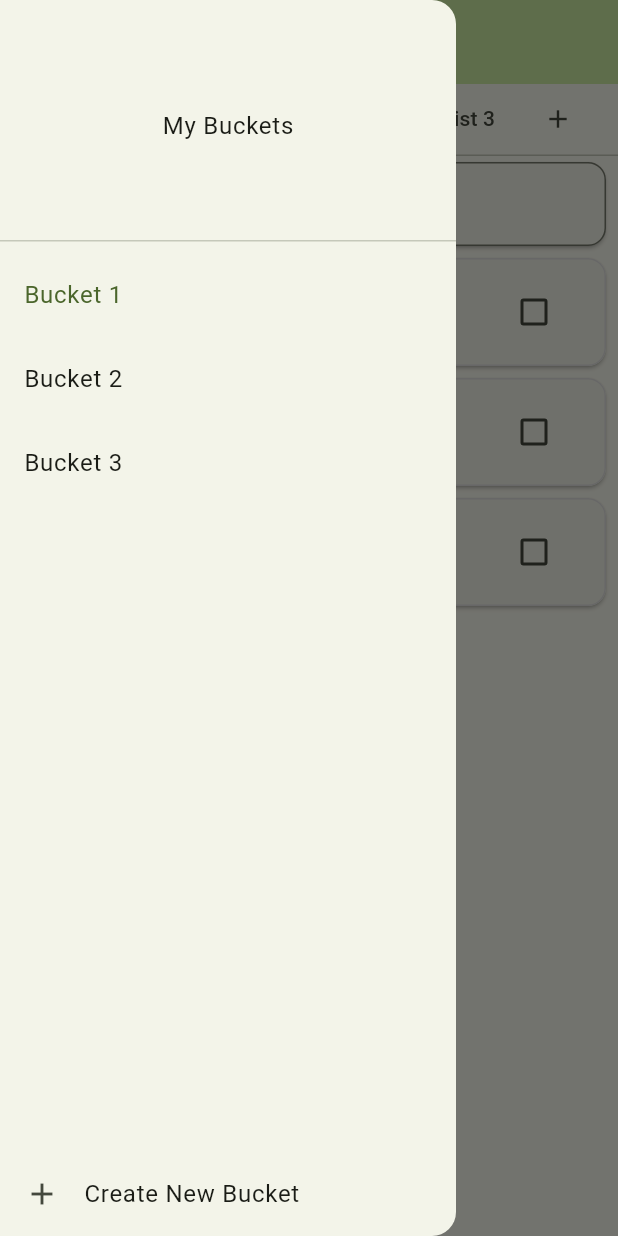
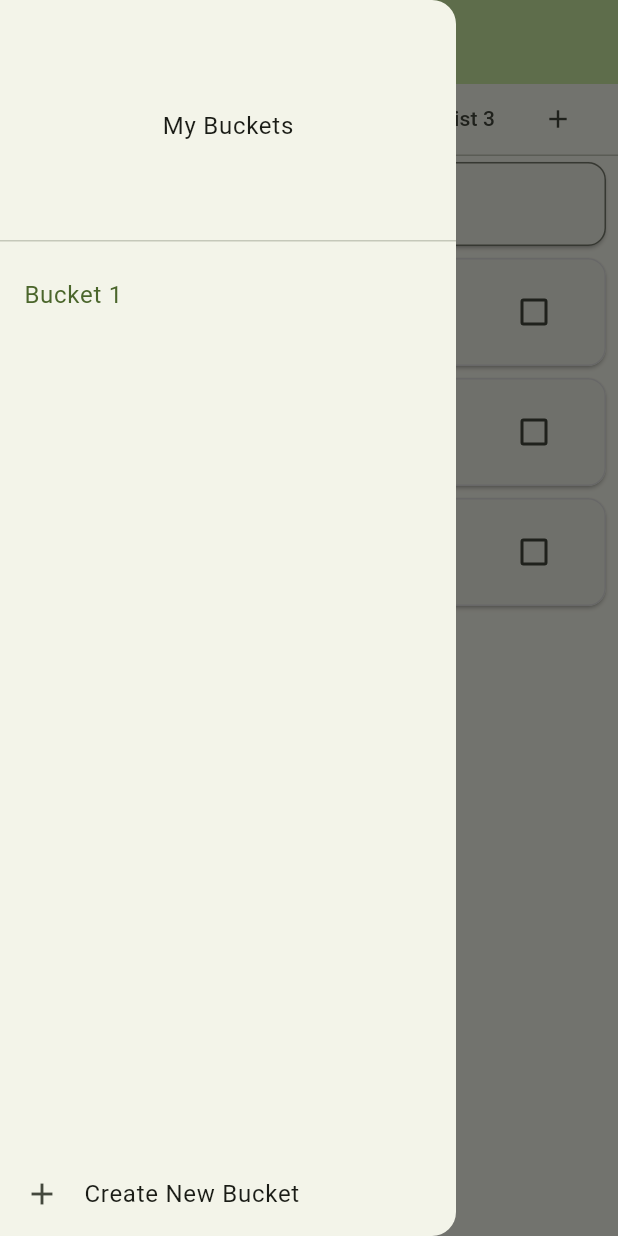
Before and after one commit to kacpereqo/bucket-list, a Flutter app: the screen it shows after launch, with the side drawer open, on a phone screen of 412 x 824 dp. Run offline on Flutter 3.47's test engine with Material 3 defaults, Android fonts, the phone set to English and light mode, and no system bars.

Commit message:
feat: task subtitle

```diff
--- a/frontend/lib/services/bucketService.dart
+++ b/frontend/lib/services/bucketService.dart
@@ -26,24 +26,6 @@ class BucketService extends ChangeNotifier {
         TodoListDTO(id: 3, name: "Todo list 3"),
       ],
     ),
-    BucketDTO(
-      id: 1,
-      name: "Bucket 2",
-      todoLists: [
-        TodoListDTO(id: 4, name: "Todo list 1"),
-        TodoListDTO(id: 5, name: "Todo list 2"),
-        TodoListDTO(id: 6, name: "Todo list 3"),
-      ],
-    ),
-    BucketDTO(
-      id: 2,
-      name: "Bucket 3",
-      todoLists: [
-        TodoListDTO(id: 7, name: "Todo list 1"),
-        TodoListDTO(id: 8, name: "Todo list 2"),
-        TodoListDTO(id: 9, name: "Todo list 3"),
-      ],
-    ),
   ];
 
   List<BucketDTO> getAll() {
@@ -56,11 +38,13 @@ class BucketService extends ChangeNotifier {
     notifyListeners();
   }
 
-  void addTodoList(int todoListId, String name) {
+  void addTodoList(int bucketId, String name) {
     _lists
-        .firstWhere((e) => e.id == todoListId)
+        .firstWhere((e) => e.id == bucketId)
         .todoLists
-        .add(TodoListDTO(id: _lists.length, name: name));
+        .add(
+          TodoListDTO(id: DateTime.now().millisecondsSinceEpoch, name: name),
+        );
 
     notifyListeners();
   }
@@ -73,7 +57,7 @@ class BucketService extends ChangeNotifier {
             TaskDTO(
               id: DateTime.now().millisecondsSinceEpoch,
               title: title,
-              description: title,
+              description: description,
             ),
           );
 
--- a/frontend/lib/widgets/task.dart
+++ b/frontend/lib/widgets/task.dart
@@ -66,7 +66,11 @@ class _TaskState extends State<Task> {
       clipBehavior: Clip.antiAlias,
       shape: RoundedRectangleBorder(
         borderRadius: BorderRadius.circular(12),
-        side: BorderSide(color: isDone ? Colors.green : Colors.grey.shade300),
+        side: BorderSide(
+          color: isDone
+              ? Theme.of(context).colorScheme.outline
+              : Colors.grey.shade300,
+        ),
       ),
       child: ListTile(
         onLongPress: () => _showOptions(context),
--- a/frontend/lib/widgets/todo_list.dart
+++ b/frontend/lib/widgets/todo_list.dart
@@ -37,10 +37,6 @@ class _TodoListState extends State<TodoList> {
 
   @override
   Widget build(BuildContext context) {
-    if (widget.todolist.tasks.isEmpty) {
-      return const Center(child: Text("No tasks"));
-    }
-
     return Column(
       children: [
         AddTaskTile(onTap: onAddTaskTilePressed),
```
